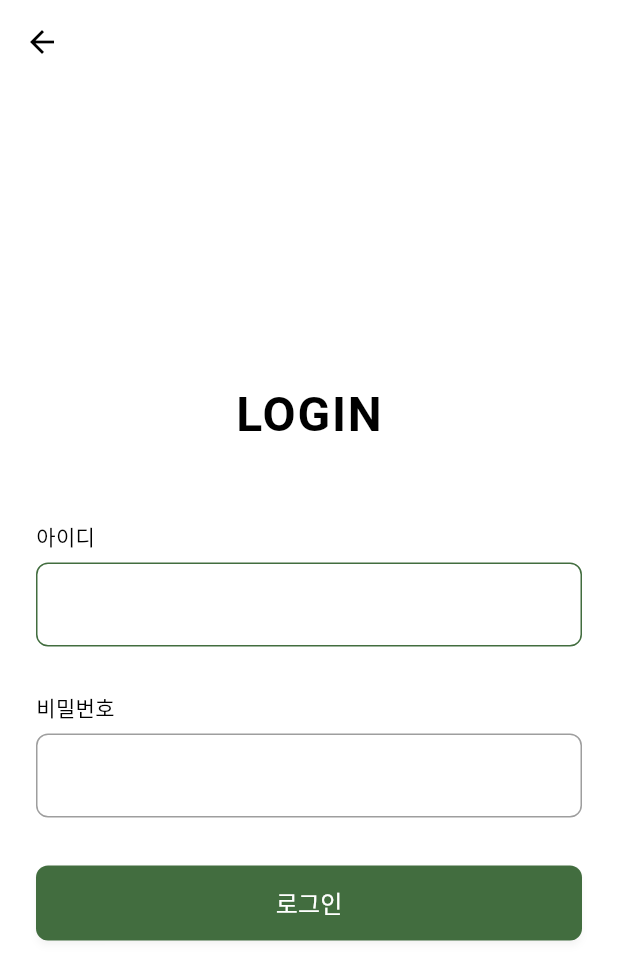
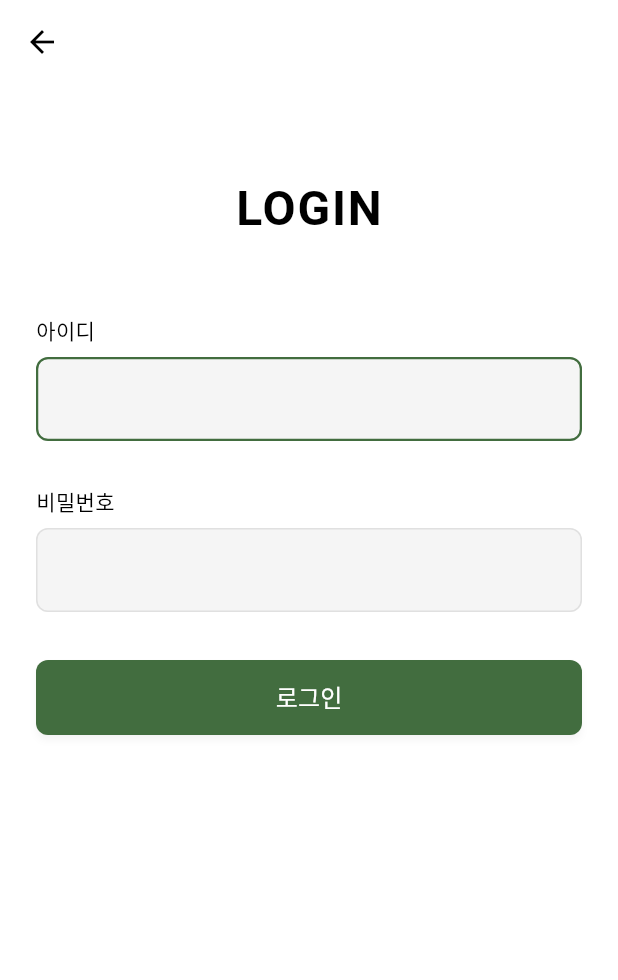
Before and after one commit to zzingni/SWPROJECT_PLANTI_FE, a Flutter app: the screen it shows after launch, after a tap on "로그인", on a phone screen of 412 x 824 dp. Shown: the top 980 px of the screen. Run offline on Flutter 3.47's test engine with Material 3 defaults, Android fonts, the phone set to English and light mode, and no system bars; our stand-ins replace firebase_core, firebase_messaging, flutter_local_notifications, flutter_secure_storage; accounts and stored records are empty.

Commit message:
fix : 로그인 화면 레이아웃 조정

```diff
--- a/lib/screens/login_screen.dart
+++ b/lib/screens/login_screen.dart
@@ -3,7 +3,6 @@ import 'package:flutter/material.dart';
 import '../core/auth_service.dart';
 import '../core/token_storage.dart';
 import 'home_screen.dart';
-
 
 class LoginScreen extends StatefulWidget {
   final TokenStorage tokenStorage;
@@ -55,6 +54,13 @@ class _LoginScreenState extends State<LoginScreen> {
   }
 
   @override
+  void dispose() {
+    _idController.dispose();
+    _pwController.dispose();
+    super.dispose();
+  }
+
+  @override
   Widget build(BuildContext context) {
     return Scaffold(
       appBar: AppBar(
@@ -64,15 +70,15 @@ class _LoginScreenState extends State<LoginScreen> {
       ),
       backgroundColor: Colors.white,
       body: SafeArea(
-        child: Center(
         child: Form(
           key: _formKey,
           child: SingleChildScrollView(
             padding: const EdgeInsets.symmetric(horizontal: 24),
             child: Column(
-                mainAxisAlignment: MainAxisAlignment.center,
+              mainAxisAlignment: MainAxisAlignment.start,
               crossAxisAlignment: CrossAxisAlignment.center,
               children: [
+                const SizedBox(height: 60),
                 // LOGIN 타이틀
                 const Text(
                   'LOGIN',
@@ -102,19 +108,19 @@ class _LoginScreenState extends State<LoginScreen> {
                       controller: _idController,
                       decoration: InputDecoration(
                         filled: true,
-                          fillColor: Colors.white,
+                        fillColor: Colors.grey[100],
                         border: OutlineInputBorder(
                           borderRadius: BorderRadius.circular(8),
                           borderSide: const BorderSide(
                             color: _green,
-                              width: 1,
+                            width: 1.5,
                           ),
                         ),
                         enabledBorder: OutlineInputBorder(
                           borderRadius: BorderRadius.circular(8),
                           borderSide: const BorderSide(
                             color: _green,
-                              width: 1,
+                            width: 1.5,
                           ),
                         ),
                         focusedBorder: OutlineInputBorder(
@@ -167,26 +173,26 @@ class _LoginScreenState extends State<LoginScreen> {
                       obscureText: true,
                       decoration: InputDecoration(
                         filled: true,
-                          fillColor: Colors.white,
+                        fillColor: Colors.grey[100],
                         border: OutlineInputBorder(
                           borderRadius: BorderRadius.circular(8),
-                            borderSide: const BorderSide(
-                              color: Colors.grey,
+                          borderSide: BorderSide(
+                            color: Colors.grey[300]!,
                             width: 1,
                           ),
                         ),
                         enabledBorder: OutlineInputBorder(
                           borderRadius: BorderRadius.circular(8),
-                            borderSide: const BorderSide(
-                              color: Colors.grey,
+                          borderSide: BorderSide(
+                            color: Colors.grey[300]!,
                             width: 1,
                           ),
                         ),
                         focusedBorder: OutlineInputBorder(
                           borderRadius: BorderRadius.circular(8),
-                            borderSide: const BorderSide(
-                              color: Colors.grey,
-                              width: 1.5,
+                          borderSide: BorderSide(
+                            color: Colors.grey[300]!,
+                            width: 1,
                           ),
                         ),
                         errorBorder: OutlineInputBorder(
@@ -252,7 +258,6 @@ class _LoginScreenState extends State<LoginScreen> {
           ),
         ),
       ),
-      ),
     );
   }
 }
```
Lines whose indentation alone changed are shown as unchanged.
